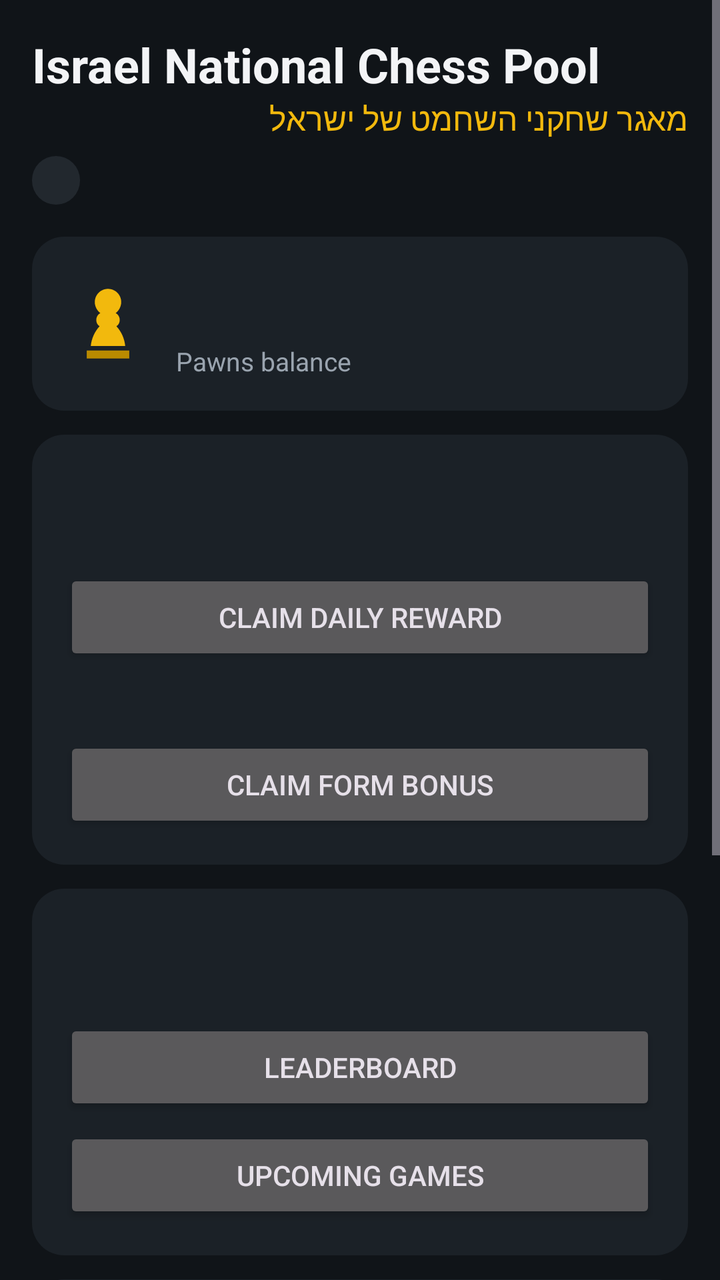
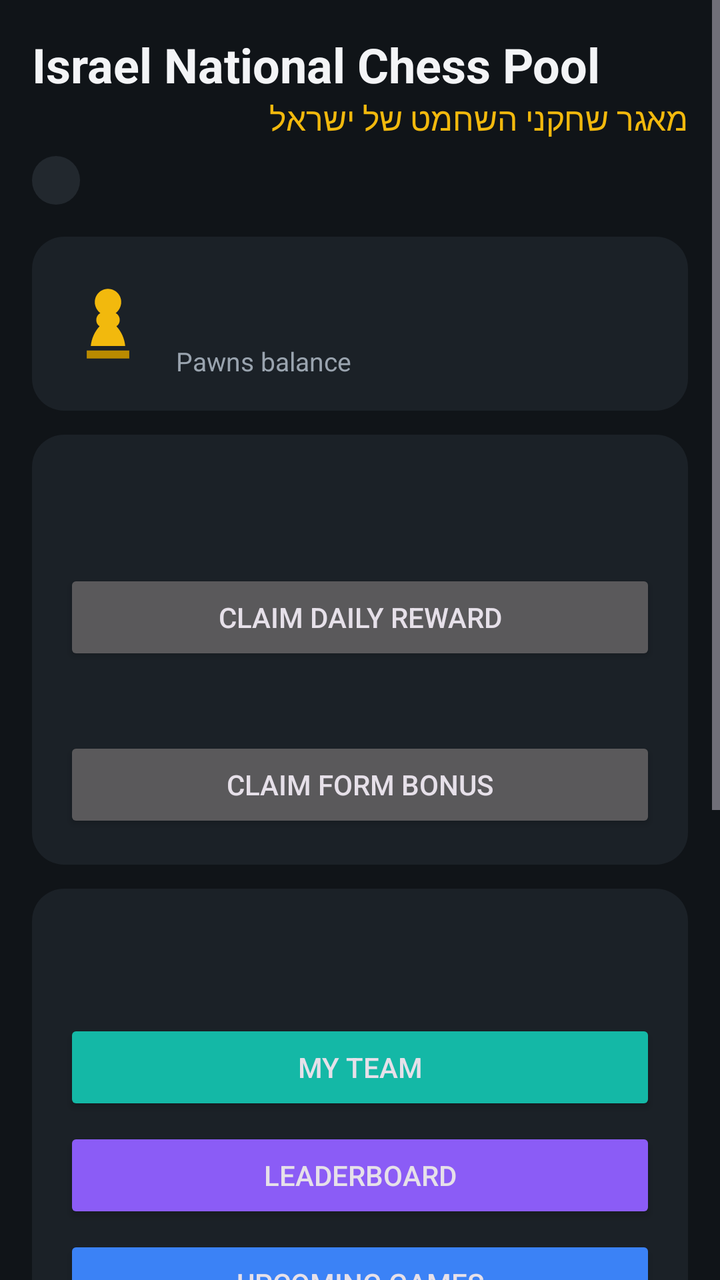

The first picture is an Android layout as it rendered before a commit; the second is the same layout after the commit. The layout source and the unified diff follow.
<!-- AndroidManifest.xml: application theme Theme.ChessFantasy -->
<!-- res/layout/fragment_home.xml -->
<?xml version="1.0" encoding="utf-8"?>
<ScrollView xmlns:android="http://schemas.android.com/apk/res/android"
    android:layout_width="match_parent"
    android:layout_height="match_parent"
    android:fillViewport="true">

    <LinearLayout
        android:layout_width="match_parent"
        android:layout_height="wrap_content"
        android:orientation="vertical"
        android:padding="16dp">

        <TextView
            android:id="@+id/home_club_name"
            android:layout_width="match_parent"
            android:layout_height="wrap_content"
            android:text="@string/club_name"
            android:textColor="@color/text_primary"
            android:textSize="24sp"
            android:textStyle="bold" />

        <TextView
            android:id="@+id/home_club_name_hebrew"
            android:layout_width="match_parent"
            android:layout_height="wrap_content"
            android:text="@string/club_name_hebrew"
            android:textColor="@color/gold"
            android:textSize="16sp" />

        <TextView
            android:id="@+id/home_season"
            android:layout_width="wrap_content"
            android:layout_height="wrap_content"
            android:layout_marginTop="8dp"
            android:background="@drawable/bg_chip"
            android:paddingStart="12dp"
            android:paddingEnd="12dp"
            android:paddingTop="4dp"
            android:paddingBottom="4dp"
            android:textColor="@color/text_secondary"
            android:textSize="12sp" />

        
        <LinearLayout
            android:layout_width="match_parent"
            android:layout_height="wrap_content"
            android:layout_marginTop="16dp"
            android:background="@drawable/bg_panel"
            android:gravity="center_vertical"
            android:orientation="horizontal"
            android:padding="16dp">

            <ImageView
                android:layout_width="44dp"
                android:layout_height="44dp"
                android:contentDescription="@string/pawns_balance"
                android:src="@drawable/ic_pawn_gold" />

            <LinearLayout
                android:layout_width="0dp"
                android:layout_height="wrap_content"
                android:layout_marginStart="12dp"
                android:layout_weight="1"
                android:orientation="vertical">

                <TextView
                    android:id="@+id/home_balance"
                    android:layout_width="wrap_content"
                    android:layout_height="wrap_content"
                    android:textColor="@color/gold"
                    android:textSize="28sp"
                    android:textStyle="bold" />

                <TextView
                    android:layout_width="wrap_content"
                    android:layout_height="wrap_content"
                    android:text="@string/pawns_balance"
                    android:textColor="@color/text_secondary"
                    android:textSize="13sp" />
            </LinearLayout>
        </LinearLayout>

        
        <LinearLayout
            android:layout_width="match_parent"
            android:layout_height="wrap_content"
            android:layout_marginTop="12dp"
            android:background="@drawable/bg_panel"
            android:orientation="vertical"
            android:padding="16dp">

            <TextView
                android:id="@+id/home_tier"
                android:layout_width="match_parent"
                android:layout_height="wrap_content"
                android:textColor="@color/text_primary"
                android:textSize="16sp"
                android:textStyle="bold" />

            <TextView
                android:id="@+id/home_score"
                android:layout_width="match_parent"
                android:layout_height="wrap_content"
                android:layout_marginTop="2dp"
                android:textColor="@color/text_secondary"
                android:textSize="13sp" />

            <Button
                android:id="@+id/home_btn_daily"
                android:layout_width="match_parent"
                android:layout_height="wrap_content"
                android:layout_marginTop="10dp"
                android:text="@string/daily_reward" />

            <TextView
                android:id="@+id/home_form_info"
                android:layout_width="match_parent"
                android:layout_height="wrap_content"
                android:layout_marginTop="12dp"
                android:textColor="@color/text_secondary"
                android:textSize="13sp" />

            <Button
                android:id="@+id/home_btn_form"
                android:layout_width="match_parent"
                android:layout_height="wrap_content"
                android:layout_marginTop="6dp"
                android:text="@string/form_claim" />
        </LinearLayout>

        
        <LinearLayout
            android:layout_width="match_parent"
            android:layout_height="wrap_content"
            android:layout_marginTop="12dp"
            android:background="@drawable/bg_panel"
            android:orientation="vertical"
            android:padding="16dp">

            <TextView
                android:id="@+id/home_gameweek"
                android:layout_width="match_parent"
                android:layout_height="wrap_content"
                android:textColor="@color/text_primary"
                android:textSize="16sp"
                android:textStyle="bold" />

            <TextView
                android:id="@+id/home_gw_points"
                android:layout_width="match_parent"
                android:layout_height="wrap_content"
                android:layout_marginTop="2dp"
                android:textColor="@color/text_secondary"
                android:textSize="13sp" />

            <Button
                android:id="@+id/home_btn_league"
                android:layout_width="match_parent"
                android:layout_height="wrap_content"
                android:layout_marginTop="8dp"
                android:text="@string/leaderboard" />

            <Button
                android:id="@+id/home_btn_games"
                android:layout_width="match_parent"
                android:layout_height="wrap_content"
                android:layout_marginTop="6dp"
                android:text="@string/upcoming_games" />
        </LinearLayout>

        
        <LinearLayout
            android:layout_width="match_parent"
            android:layout_height="wrap_content"
            android:layout_marginTop="12dp"
            android:background="@drawable/bg_panel"
            android:orientation="vertical"
            android:padding="16dp">

            <TextView
                android:id="@+id/home_packs_banner"
                android:layout_width="match_parent"
                android:layout_height="wrap_content"
                android:layout_marginBottom="8dp"
                android:gravity="center"
                android:textColor="@color/gold"
                android:textSize="15sp"
                android:textStyle="bold"
                android:visibility="gone" />

            <Button
                android:id="@+id/home_btn_spin"
                android:layout_width="match_parent"
                android:layout_height="wrap_content"
                android:text="@string/daily_spin" />

            <Button
                android:id="@+id/home_btn_free_pack"
                android:layout_width="match_parent"
                android:layout_height="wrap_content"
                android:layout_marginTop="8dp"
                android:text="@string/free_pack_ready" />

            <Button
                android:id="@+id/home_btn_ad"
                android:layout_width="match_parent"
                android:layout_height="wrap_content"
                android:layout_marginTop="8dp"
                android:text="@string/watch_ad" />

            <TextView
                android:id="@+id/home_ads_left"
                android:layout_width="match_parent"
                android:layout_height="wrap_content"
                android:layout_marginTop="4dp"
                android:gravity="center"
                android:textColor="@color/text_secondary"
                android:textSize="12sp" />
        </LinearLayout>

        
        <LinearLayout
            android:layout_width="match_parent"
            android:layout_height="wrap_content"
            android:layout_marginTop="12dp"
            android:orientation="horizontal">

            <LinearLayout
                android:layout_width="0dp"
                android:layout_height="wrap_content"
                android:layout_marginEnd="6dp"
                android:layout_weight="1"
                android:background="@drawable/bg_panel"
                android:gravity="center"
                android:orientation="vertical"
                android:padding="16dp">

                <TextView
                    android:id="@+id/home_cards_owned"
                    android:layout_width="wrap_content"
                    android:layout_height="wrap_content"
                    android:textColor="@color/text_primary"
                    android:textSize="22sp"
                    android:textStyle="bold" />

                <TextView
                    android:layout_width="wrap_content"
                    android:layout_height="wrap_content"
                    android:text="@string/cards_owned"
                    android:textColor="@color/text_secondary"
                    android:textSize="12sp" />
            </LinearLayout>

            <LinearLayout
                android:layout_width="0dp"
                android:layout_height="wrap_content"
                android:layout_marginStart="6dp"
                android:layout_weight="1"
                android:background="@drawable/bg_panel"
                android:gravity="center"
                android:orientation="vertical"
                android:padding="16dp">

                <TextView
                    android:id="@+id/home_collection_score"
                    android:layout_width="wrap_content"
                    android:layout_height="wrap_content"
                    android:textColor="@color/text_primary"
                    android:textSize="22sp"
                    android:textStyle="bold" />

                <TextView
                    android:layout_width="wrap_content"
                    android:layout_height="wrap_content"
                    android:text="@string/collection_score"
                    android:textColor="@color/text_secondary"
                    android:textSize="12sp" />
            </LinearLayout>
        </LinearLayout>
    </LinearLayout>
</ScrollView>
<!-- resources referenced by this layout -->
<resources>
  <color name="gold">#F2B90D</color>
  <color name="text_primary">#F3F4F6</color>
  <color name="text_secondary">#9AA4AF</color>
  <!-- drawable bg_chip (drawable) -->
  <?xml version="1.0" encoding="utf-8"?>
  <shape xmlns:android="http://schemas.android.com/apk/res/android" android:shape="rectangle">
      <solid android:color="#22282E" />
      <corners android:radius="999dp" />
  </shape>
  <!-- drawable bg_panel (drawable) -->
  <?xml version="1.0" encoding="utf-8"?>
  <shape xmlns:android="http://schemas.android.com/apk/res/android" android:shape="rectangle">
      <solid android:color="#1B2127" />
      <corners android:radius="16dp" />
  </shape>
  <!-- drawable ic_pawn_gold (drawable) -->
  <?xml version="1.0" encoding="utf-8"?>
  <vector xmlns:android="http://schemas.android.com/apk/res/android"
      android:width="24dp"
      android:height="24dp"
      android:viewportWidth="24"
      android:viewportHeight="24">
      
      <path
          android:fillColor="#F2B90D"
          android:pathData="M12,2.6c-2,0 -3.6,1.6 -3.6,3.6c0,1.2 0.6,2.3 1.5,3c-0.7,0.4 -1.1,1.1 -1.1,1.9c0,0.7 0.3,1.3 0.9,1.7c-1.3,1.4 -2.2,3.3 -2.4,5.4h9.4c-0.2,-2.1 -1.1,-4 -2.4,-5.4c0.6,-0.4 0.9,-1 0.9,-1.7c0,-0.8 -0.4,-1.5 -1.1,-1.9c0.9,-0.7 1.5,-1.8 1.5,-3C15.6,4.2 14,2.6 12,2.6z" />
      <path
          android:fillColor="#B98A00"
          android:pathData="M6.2,19.4h11.6v2.2H6.2V19.4z" />
  </vector>
  <string name="cards_owned">Cards owned</string>
  <string name="club_name">Israel National Chess Pool</string>
  <string name="club_name_hebrew">מאגר שחקני השחמט של ישראל</string>
  <string name="collection_score">Collection score</string>
  <string name="daily_reward">Claim daily reward</string>
  <string name="daily_spin">Daily Spin</string>
  <string name="form_claim">Claim form bonus</string>
  <string name="free_pack_ready">Open free pack</string>
  <string name="leaderboard">Leaderboard</string>
  <string name="pawns_balance">Pawns balance</string>
  <string name="upcoming_games">Upcoming games</string>
  <string name="watch_ad">Watch ad — free pack</string>
  <style name="Theme.ChessFantasy" parent="Theme.Material3.Dark.NoActionBar">
          <item name="colorPrimary">@color/gold</item>
          <item name="colorOnPrimary">@color/on_gold</item>
          <item name="colorPrimaryContainer">@color/gold_dark</item>
          <item name="colorOnPrimaryContainer">@color/text_primary</item>
          <item name="colorSecondary">@color/green_accent</item>
          <item name="colorSurface">@color/surface_dark</item>
          <item name="android:windowBackground">@color/bg_dark</item>
          <item name="android:statusBarColor">@color/bg_dark</item>
          <item name="android:navigationBarColor">@color/surface_dark</item>
      </style>
  <color name="on_gold">#1A1300</color>
  <color name="gold_dark">#B98A00</color>
  <color name="green_accent">#4CAF7D</color>
  <color name="surface_dark">#1B2127</color>
  <color name="bg_dark">#101418</color>
</resources>

<!-- the commit's change to res/layout/fragment_home.xml (unified diff, before → after) -->
@@ -154,10 +154,19 @@
                 android:textSize="13sp" />
 
             <Button
+                android:id="@+id/home_btn_team"
+                android:layout_width="match_parent"
+                android:layout_height="wrap_content"
+                android:layout_marginTop="8dp"
+                android:backgroundTint="@color/accent_teal"
+                android:text="@string/my_team" />
+
+            <Button
                 android:id="@+id/home_btn_league"
                 android:layout_width="match_parent"
                 android:layout_height="wrap_content"
-                android:layout_marginTop="8dp"
+                android:layout_marginTop="6dp"
+                android:backgroundTint="@color/accent_purple"
                 android:text="@string/leaderboard" />
 
             <Button
@@ -165,6 +174,7 @@
                 android:layout_width="match_parent"
                 android:layout_height="wrap_content"
                 android:layout_marginTop="6dp"
+                android:backgroundTint="@color/accent_blue"
                 android:text="@string/upcoming_games" />
         </LinearLayout>
 
@@ -192,6 +202,7 @@
                 android:id="@+id/home_btn_spin"
                 android:layout_width="match_parent"
                 android:layout_height="wrap_content"
+                android:backgroundTint="@color/accent_pink"
                 android:text="@string/daily_spin" />
 
             <Button
<!-- resource entries referenced after the edit -->
@@ -1,5 +1,9 @@
 <!-- resources referenced by this layout -->
 <resources>
+  <color name="accent_blue">#3B82F6</color>
+  <color name="accent_pink">#EC4899</color>
+  <color name="accent_purple">#8B5CF6</color>
+  <color name="accent_teal">#14B8A6</color>
   <color name="gold">#F2B90D</color>
   <color name="text_primary">#F3F4F6</color>
   <color name="text_secondary">#9AA4AF</color>
@@ -39,6 +43,7 @@
   <string name="form_claim">Claim form bonus</string>
   <string name="free_pack_ready">Open free pack</string>
   <string name="leaderboard">Leaderboard</string>
+  <string name="my_team">My Team</string>
   <string name="pawns_balance">Pawns balance</string>
   <string name="upcoming_games">Upcoming games</string>
   <string name="watch_ad">Watch ad — free pack</string>
